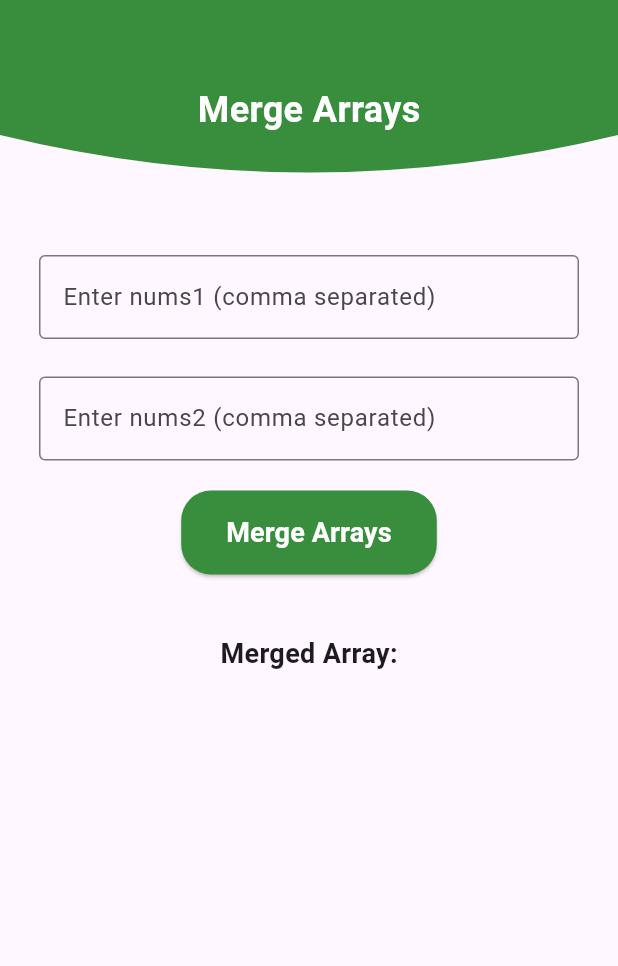
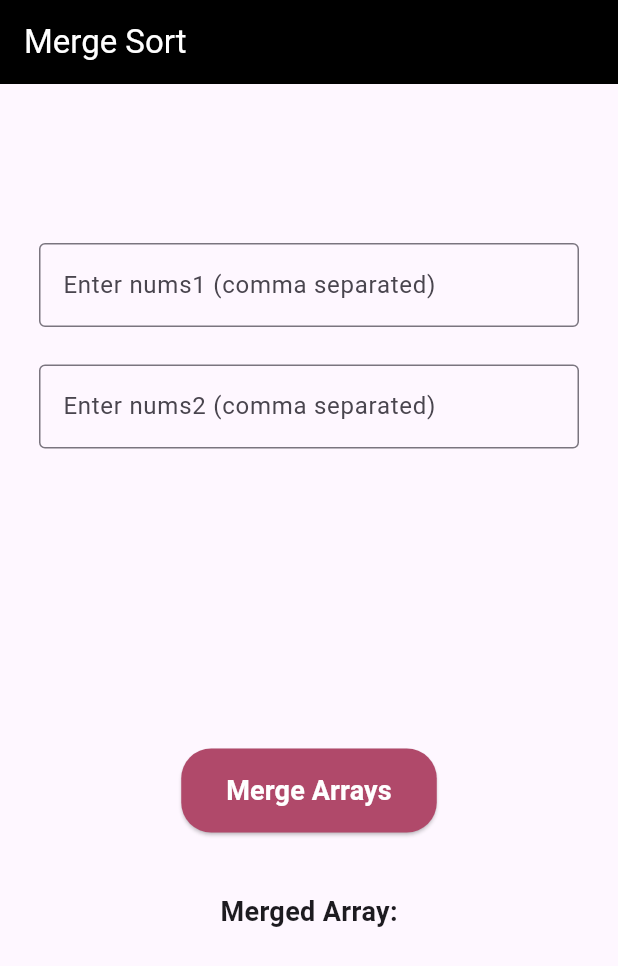
Before and after one commit to Chitraradha/MergeSort_Exalture, a Flutter app: the screen it shows after launch, on a phone screen of 412 x 824 dp. Shown: the top 966 px of the screen. Run offline on Flutter 3.47's test engine with Material 3 defaults, Android fonts, the phone set to English and light mode, and no system bars; our stand-ins replace get.

Commit message:
Task completed

```diff
--- a/lib/view/merge_array_page.dart
+++ b/lib/view/merge_array_page.dart
@@ -9,31 +9,18 @@ class MergeArraysPage extends StatelessWidget {
   @override
   Widget build(BuildContext context) {
     return Scaffold(
+      appBar: AppBar(
+        backgroundColor: Colors.black,
+        title: Text("Merge Sort",style: TextStyle(color: Colors.white),),
+      ),
       body: Stack(
         children: [
-          ClipPath(
-            clipper: CurvedContainer(),
-            child: Container(
-              height: MediaQuery.of(context).size.height * 0.17,
-              color: Colors.green.shade700,
-            ),
-          ),
+
           SingleChildScrollView(
             padding: const EdgeInsets.all(26.0),
             child: Column(
               crossAxisAlignment: CrossAxisAlignment.start,
               children: [
-                SizedBox(height: 30),
-                Center(
-                  child: Text(
-                    'Merge Arrays',
-                    style: TextStyle(
-                      fontWeight: FontWeight.bold,
-                      color: Colors.white,
-                      fontSize: 24,
-                    ),
-                  ),
-                ),
                 SizedBox(height: 80),
                 TextField(
                   controller: viewModel.nums1Controller,
@@ -50,12 +37,12 @@ class MergeArraysPage extends StatelessWidget {
                     labelText: 'Enter nums2 (comma separated)',
                   ),
                 ),
-                SizedBox(height: 20),
+                SizedBox(height: 200),
                 Center(
                   child: ElevatedButton(
                     onPressed: viewModel.onMergeButtonPressed,
                     style: ElevatedButton.styleFrom(
-                      backgroundColor: Colors.green.shade700,
+                      backgroundColor: Color.fromARGB(255, 176, 73, 106),
                       padding:
                       EdgeInsets.symmetric(horizontal: 30, vertical: 15),
                       shape: RoundedRectangleBorder(
```
